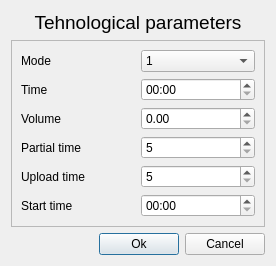
Above: filters/tparamdialog.ui from vanessaorgua/Linovitsa before the change. Below: the same form after it.
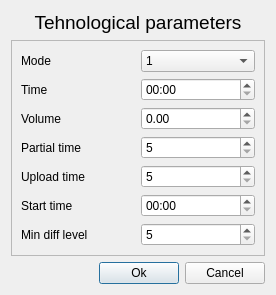
That is the form after the change.

What changed in the file:
```diff
--- a/filters/tparamdialog.ui
+++ b/filters/tparamdialog.ui
@@ -7,7 +7,7 @@
     <x>0</x>
     <y>0</y>
     <width>276</width>
-    <height>242</height>
+    <height>270</height>
    </rect>
   </property>
   <property name="windowTitle">
@@ -152,6 +152,23 @@
         </property>
        </widget>
       </item>
+      <item row="6" column="0">
+       <widget class="QLabel" name="label_8">
+        <property name="text">
+         <string>Min diff level</string>
+        </property>
+       </widget>
+      </item>
+      <item row="6" column="1">
+       <widget class="QSpinBox" name="sb_d_L_sus_zd">
+        <property name="minimum">
+         <number>5</number>
+        </property>
+        <property name="maximum">
+         <number>100</number>
+        </property>
+       </widget>
+      </item>
      </layout>
     </widget>
    </item>
```
